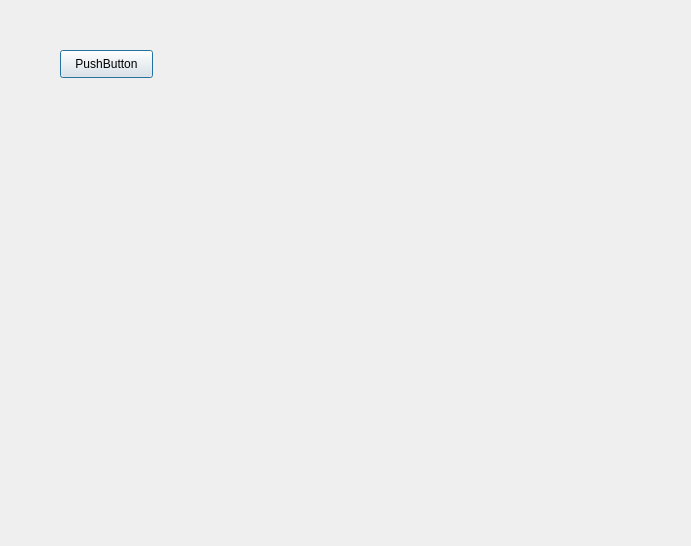
Before: the Qt Designer form test.ui in Kimjongsoo/DataChart, drawn with Qt 5.
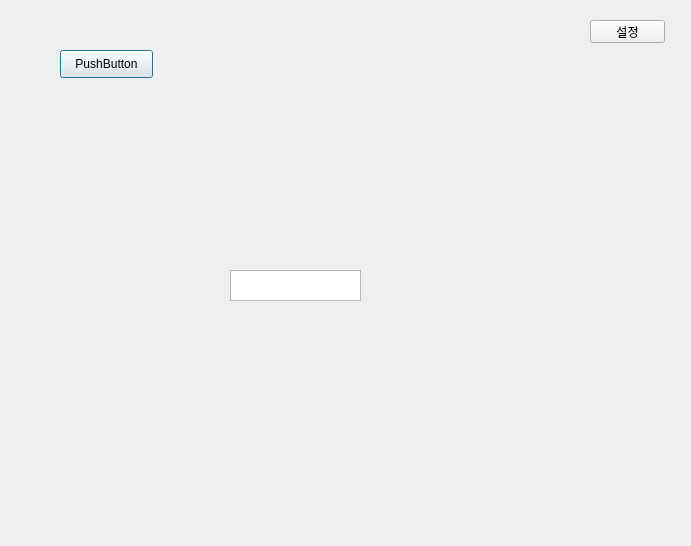
After: the same form once the commit is applied.

Commit message:
add refresh_window
add refresh_window

```diff
--- a/test.ui
+++ b/test.ui
@@ -29,23 +29,46 @@
   <widget class="QWidget" name="widgetForChart" native="true">
    <property name="geometry">
     <rect>
-     <x>190</x>
+     <x>230</x>
      <y>50</y>
-     <width>481</width>
-     <height>241</height>
+     <width>441</width>
+     <height>211</height>
     </rect>
    </property>
   </widget>
   <widget class="QWidget" name="widgetForChart_2" native="true">
    <property name="geometry">
     <rect>
-     <x>190</x>
-     <y>300</y>
-     <width>481</width>
-     <height>241</height>
+     <x>230</x>
+     <y>310</y>
+     <width>441</width>
+     <height>221</height>
     </rect>
    </property>
   </widget>
+  <widget class="QListWidget" name="listWidget">
+   <property name="geometry">
+    <rect>
+     <x>230</x>
+     <y>270</y>
+     <width>131</width>
+     <height>31</height>
+    </rect>
+   </property>
+  </widget>
+  <widget class="QPushButton" name="pushButton_2">
+   <property name="geometry">
+    <rect>
+     <x>590</x>
+     <y>20</y>
+     <width>75</width>
+     <height>23</height>
+    </rect>
+   </property>
+   <property name="text">
+    <string>설정</string>
+   </property>
+  </widget>
  </widget>
  <resources/>
  <connections/>
```
The commit also changes 2 other files.
